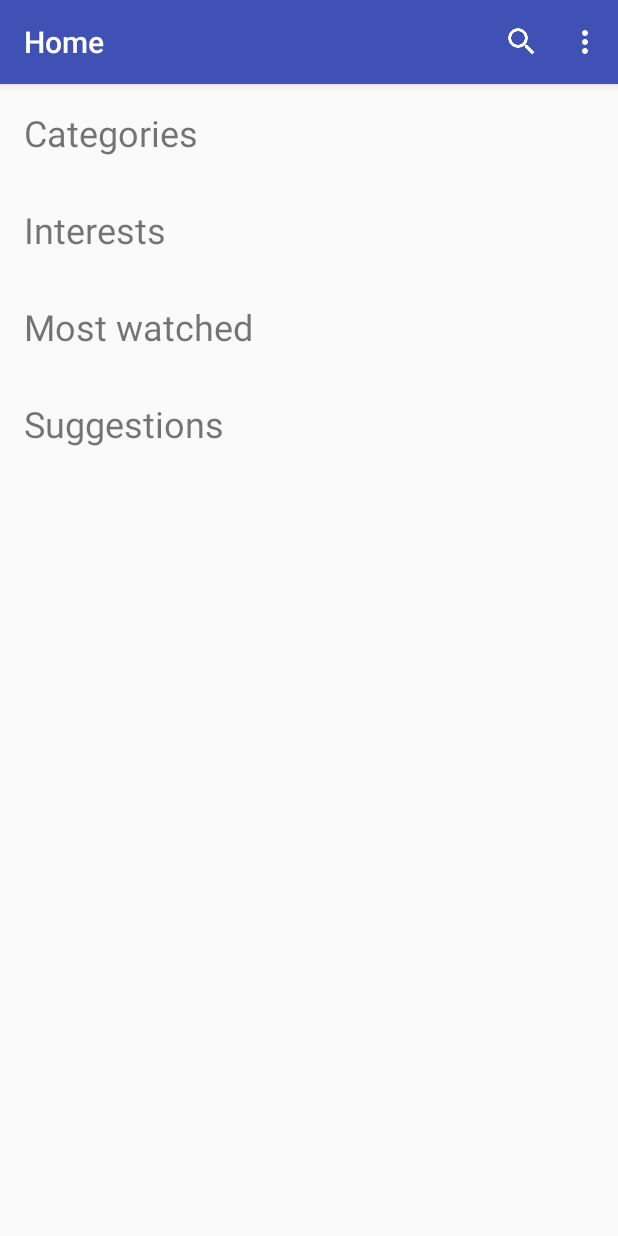
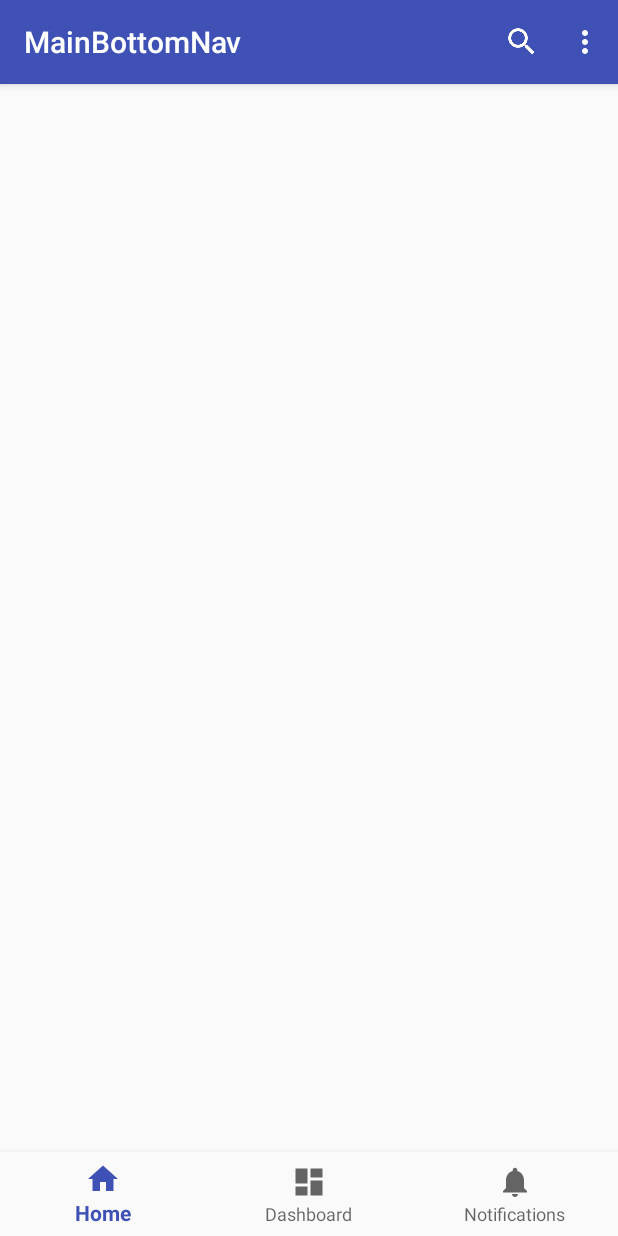
Before and after one commit to abedafnan/How, an Android app: the HomeActivity screen opened directly, with no data from a screen before it, on a phone screen of 412 x 824 dp. Run offline under Robolectric (Android 15) with nearby library versions, the phone set to English and light mode, and no system bars; 1 statement that could not run was skipped.

Commit message:
Prepare the bottom navigation

```diff
--- a/app/build.gradle
+++ b/app/build.gradle
@@ -9,6 +9,7 @@ android {
         versionCode 1
         versionName "1.0"
         testInstrumentationRunner "android.support.test.runner.AndroidJUnitRunner"
+        vectorDrawables.useSupportLibrary = true
     }
     buildTypes {
         release {
@@ -24,6 +25,7 @@ dependencies {
     implementation 'com.android.support.constraint:constraint-layout:1.1.3'
     implementation 'com.google.firebase:firebase-messaging:17.3.1'
     implementation 'com.android.support:design:27.1.1'
+    implementation 'com.android.support:support-vector-drawable:27.1.1'
     testImplementation 'junit:junit:4.12'
     androidTestImplementation 'com.android.support.test:runner:1.0.2'
     androidTestImplementation 'com.android.support.test.espresso:espresso-core:3.0.2'
--- a/app/src/main/AndroidManifest.xml
+++ b/app/src/main/AndroidManifest.xml
@@ -33,8 +33,10 @@
         <activity android:name=".ChangePasswordActivity" />
         <activity android:name=".TermsPrivacyActivity" />
         <activity android:name=".NotificationsActivity" />
-        <activity android:name=".HomeActivity" />
         <activity android:name=".SearchActivity" />
+        <activity
+            android:name=".HomeActivity"
+            android:label="@string/title_activity_main_bottom_nav"></activity>
     </application>
 
 </manifest>
--- a/app/src/main/java/com/brightstars/android/how/HomeActivity.java
+++ b/app/src/main/java/com/brightstars/android/how/HomeActivity.java
@@ -2,31 +2,55 @@ package com.brightstars.android.how;
 
 import android.content.Intent;
 import android.os.Bundle;
-import android.support.design.widget.FloatingActionButton;
-import android.support.design.widget.Snackbar;
+import android.support.annotation.NonNull;
+import android.support.design.widget.BottomNavigationView;
 import android.support.v7.app.AppCompatActivity;
 import android.support.v7.widget.Toolbar;
 import android.util.Log;
 import android.view.Menu;
 import android.view.MenuItem;
-import android.view.View;
+import android.widget.TextView;
 
 import com.google.firebase.iid.FirebaseInstanceId;
 
 public class HomeActivity extends AppCompatActivity {
 
+    private TextView mTextMessage;
+
+    private BottomNavigationView.OnNavigationItemSelectedListener mOnNavigationItemSelectedListener
+            = new BottomNavigationView.OnNavigationItemSelectedListener() {
+
+        @Override
+        public boolean onNavigationItemSelected(@NonNull MenuItem item) {
+            switch (item.getItemId()) {
+                case R.id.navigation_home:
+                    mTextMessage.setText(R.string.title_home);
+                    return true;
+                case R.id.navigation_dashboard:
+                    mTextMessage.setText(R.string.title_dashboard);
+                    return true;
+                case R.id.navigation_notifications:
+                    mTextMessage.setText(R.string.title_notifications);
+                    return true;
+            }
+            return false;
+        }
+    };
+
     @Override
     protected void onCreate(Bundle savedInstanceState) {
         super.onCreate(savedInstanceState);
         setContentView(R.layout.activity_home);
+
         Toolbar toolbar = (Toolbar) findViewById(R.id.home_toolbar);
         setSupportActionBar(toolbar);
 
-        // Setting the title of the toolbar
-        getSupportActionBar().setTitle("Home");
-
         // Will be sent to server with the user's register info
         Log.d("TOKEN", FirebaseInstanceId.getInstance().getToken());
+
+        mTextMessage = (TextView) findViewById(R.id.message);
+        BottomNavigationView navigation = (BottomNavigationView) findViewById(R.id.navigation);
+        navigation.setOnNavigationItemSelectedListener(mOnNavigationItemSelectedListener);
     }
 
     // Inflating the option menu
--- /dev/null
+++ b/app/src/main/res/drawable/ic_dashboard_black_24dp.xml
@@ -0,0 +1,9 @@
+<vector xmlns:android="http://schemas.android.com/apk/res/android"
+    android:width="24dp"
+    android:height="24dp"
+    android:viewportHeight="24.0"
+    android:viewportWidth="24.0">
+    <path
+        android:fillColor="#FF000000"
+        android:pathData="M3,13h8L11,3L3,3v10zM3,21h8v-6L3,15v6zM13,21h8L21,11h-8v10zM13,3v6h8L21,3h-8z" />
+</vector>
--- /dev/null
+++ b/app/src/main/res/drawable/ic_home_black_24dp.xml
@@ -0,0 +1,9 @@
+<vector xmlns:android="http://schemas.android.com/apk/res/android"
+    android:width="24dp"
+    android:height="24dp"
+    android:viewportHeight="24.0"
+    android:viewportWidth="24.0">
+    <path
+        android:fillColor="#FF000000"
+        android:pathData="M10,20v-6h4v6h5v-8h3L12,3 2,12h3v8z" />
+</vector>
--- /dev/null
+++ b/app/src/main/res/drawable/ic_notifications_black_24dp.xml
@@ -0,0 +1,9 @@
+<vector xmlns:android="http://schemas.android.com/apk/res/android"
+    android:width="24dp"
+    android:height="24dp"
+    android:viewportHeight="24.0"
+    android:viewportWidth="24.0">
+    <path
+        android:fillColor="#FF000000"
+        android:pathData="M12,22c1.1,0 2,-0.9 2,-2h-4c0,1.1 0.89,2 2,2zM18,16v-5c0,-3.07 -1.64,-5.64 -4.5,-6.32L13.5,4c0,-0.83 -0.67,-1.5 -1.5,-1.5s-1.5,0.67 -1.5,1.5v0.68C7.63,5.36 6,7.92 6,11v5l-2,2v1h16v-1l-2,-2z" />
+</vector>
--- a/app/src/main/res/layout/activity_home.xml
+++ b/app/src/main/res/layout/activity_home.xml
@@ -2,6 +2,7 @@
 <RelativeLayout xmlns:android="http://schemas.android.com/apk/res/android"
     xmlns:app="http://schemas.android.com/apk/res-auto"
     xmlns:tools="http://schemas.android.com/tools"
+    android:id="@+id/container"
     android:layout_width="match_parent"
     android:layout_height="match_parent"
     tools:context="com.brightstars.android.how.HomeActivity">
@@ -16,74 +17,18 @@
         android:theme="@style/ThemeOverlay.AppCompat.Dark.ActionBar"
         app:popupTheme="@style/AppTheme.PopupOverlay" />
 
-    <LinearLayout xmlns:android="http://schemas.android.com/apk/res/android"
-        android:layout_below="@id/home_toolbar"
+    <FrameLayout
+        android:id="@+id/fragment_container"
         android:layout_width="match_parent"
         android:layout_height="match_parent"
-        android:orientation="vertical">
+        android:layout_below="@id/home_toolbar" />
 
-        <TextView
-            android:layout_width="wrap_content"
-            android:layout_height="wrap_content"
-            android:layout_margin="@dimen/horizontal_margin"
-            android:text="@string/title_categories"
-            android:textSize="24sp" />
-
-        <android.support.v7.widget.RecyclerView
-            android:id="@+id/recyclerView_categories"
-            android:layout_width="wrap_content"
-            android:layout_height="wrap_content">
-
-        </android.support.v7.widget.RecyclerView>
-
-
-        <TextView
-            android:layout_width="wrap_content"
-            android:layout_height="wrap_content"
-            android:layout_margin="@dimen/horizontal_margin"
-            android:text="@string/title_interests"
-            android:textSize="24sp" />
-
-        <android.support.v7.widget.RecyclerView
-            android:id="@+id/recyclerView_interests"
-            android:layout_width="wrap_content"
-            android:layout_height="wrap_content">
-
-        </android.support.v7.widget.RecyclerView>
-
-
-
-        <TextView
-            android:layout_width="wrap_content"
-            android:layout_height="wrap_content"
-            android:layout_margin="@dimen/horizontal_margin"
-            android:text="@string/title_most_watched"
-            android:textSize="24sp" />
-
-        <android.support.v7.widget.RecyclerView
-            android:id="@+id/recyclerView_most_watched"
-            android:layout_width="wrap_content"
-            android:layout_height="wrap_content">
-
-        </android.support.v7.widget.RecyclerView>
-
-
-
-        <TextView
-            android:layout_width="wrap_content"
-            android:layout_height="wrap_content"
-            android:layout_margin="@dimen/horizontal_margin"
-            android:text="@string/title_suggestions"
-            android:textSize="24sp" />
-
-        <android.support.v7.widget.RecyclerView
-            android:id="@+id/recyclerView_suggestions"
-            android:layout_width="wrap_content"
-            android:layout_height="wrap_content">
-
-        </android.support.v7.widget.RecyclerView>
-
-    </LinearLayout>
-
+    <android.support.design.widget.BottomNavigationView
+        android:id="@+id/navigation"
+        android:layout_width="match_parent"
+        android:layout_height="wrap_content"
+        android:layout_alignParentBottom="true"
+        android:background="?android:attr/windowBackground"
+        app:menu="@menu/navigation" />
 
 </RelativeLayout>
--- /dev/null
+++ b/app/src/main/res/menu/navigation.xml
@@ -0,0 +1,19 @@
+<?xml version="1.0" encoding="utf-8"?>
+<menu xmlns:android="http://schemas.android.com/apk/res/android">
+
+    <item
+        android:id="@+id/navigation_home"
+        android:icon="@drawable/ic_home_black_24dp"
+        android:title="@string/title_home" />
+
+    <item
+        android:id="@+id/navigation_dashboard"
+        android:icon="@drawable/ic_dashboard_black_24dp"
+        android:title="@string/title_dashboard" />
+
+    <item
+        android:id="@+id/navigation_notifications"
+        android:icon="@drawable/ic_notifications_black_24dp"
+        android:title="@string/title_notifications" />
+
+</menu>
--- a/app/src/main/res/values/dimens.xml
+++ b/app/src/main/res/values/dimens.xml
@@ -6,5 +6,8 @@
     <dimen name="horizontal_margin">16dp</dimen>
     <dimen name="fab_margin">16dp</dimen>
     <dimen name="activity_padding">40dp</dimen>
+    <!-- Default screen margins, per the Android Design guidelines. -->
+    <dimen name="activity_horizontal_margin">16dp</dimen>
+    <dimen name="activity_vertical_margin">16dp</dimen>
 
 </resources>
--- a/app/src/main/res/values/strings.xml
+++ b/app/src/main/res/values/strings.xml
@@ -26,5 +26,9 @@
 
     <!--row of items -->
     <string name="text_place_holder">Place Holder</string>
+    <string name="title_activity_main_bottom_nav">MainBottomNav</string>
+    <string name="title_home">Home</string>
+    <string name="title_dashboard">Dashboard</string>
+    <string name="title_notifications">Notifications</string>
 
 </resources>
```
Also changed, not shown: app/src/main/java/com/brightstars/android/how/fragments/AccountFragment.java (added, +8 -0 lines), app/src/main/java/com/brightstars/android/how/fragments/HomeFragment.java (added, +8 -0 lines), app/src/main/java/com/brightstars/android/how/fragments/NotificationsFragment.java (added, +8 -0 lines), app/src/main/res/layout/activity_notifications.xml (deleted, +0 -19 lines), app/src/main/res/layout/fragment_account.xml (added, +7 -0 lines), app/src/main/res/layout/fragment_home.xml (added, +69 -0 lines), app/src/main/res/layout/fragment_notifications.xml (added, +9 -0 lines).
